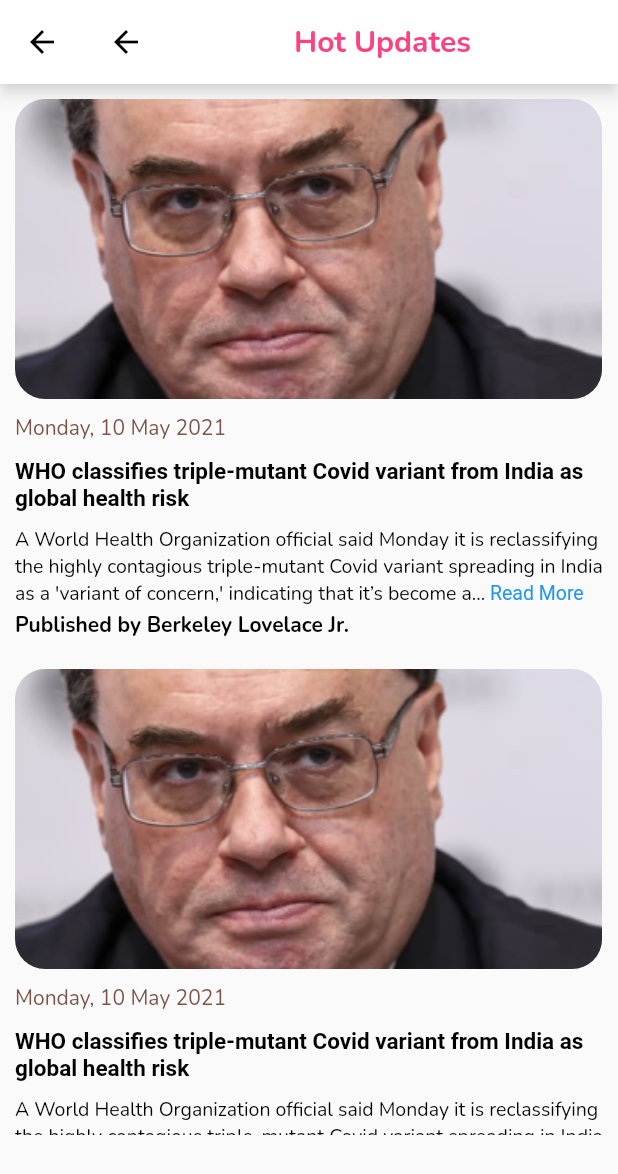
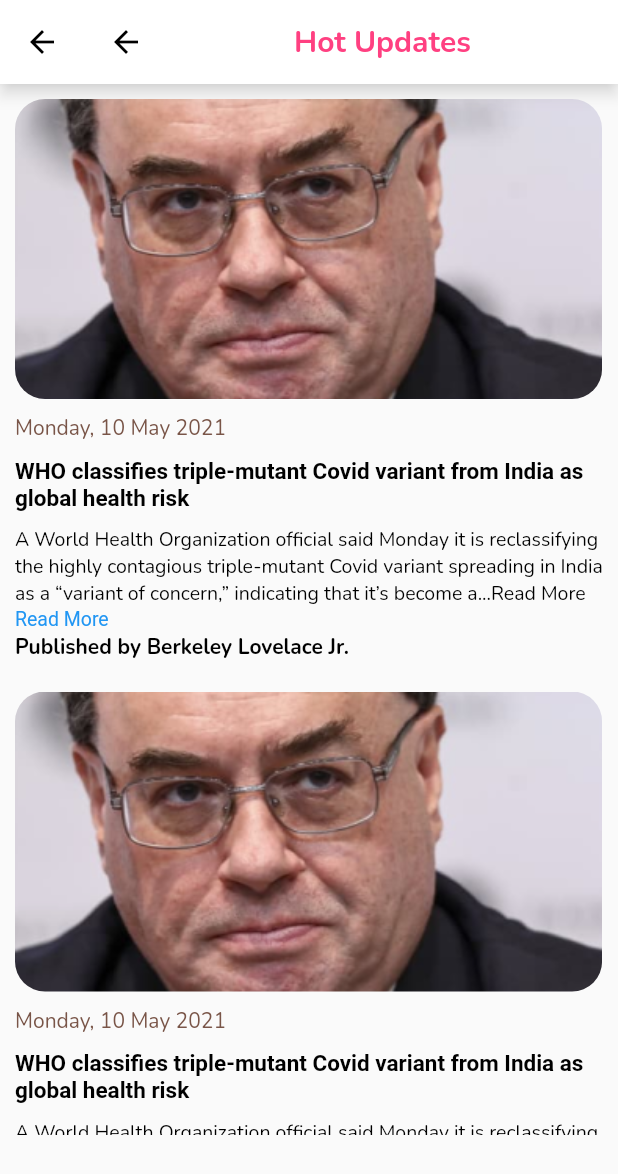
Before and after one commit to alaridisarah/News_app, a Flutter app: the notificationscreen screen opened directly, on a phone screen of 412 x 824 dp. Shown: the top 1174 px of the screen. Run offline on Flutter 3.47's test engine with Material 2 defaults, Android fonts, the phone set to English and light mode, and no system bars; Roboto replaces fonts that are missing (Tinos).

Commit message:
all screen done!

```diff
--- a/news_app/lib/screens/home_screen.dart
+++ b/news_app/lib/screens/home_screen.dart
@@ -172,11 +172,11 @@ class homescreen extends StatelessWidget {
             Expanded(
                 child: ListView.builder(
               scrollDirection: Axis.vertical,
-              itemCount: 6, // number of articles
+              itemCount: 3, // number of articles
               itemBuilder: (context, index) {
                 return new_summary(
                   "Article Title ${index + 1}",
-                  "assets/news_image.png",
+                  "assets/dummy_image/${index + 1}.png",
                   "Article summary...",
                   _screenSize,
                 );
--- a/news_app/lib/screens/notifications_screen.dart
+++ b/news_app/lib/screens/notifications_screen.dart
@@ -23,7 +23,7 @@ class notificationscreen extends StatelessWidget {
                     MaterialPageRoute(builder: (context) => homescreen()),
                   );
                 },
-                child: Icon(Icons.arrow_back_outlined)),
+                child: Icon(Icons.arrow_back)),
             SizedBox(
               width: 100,
             ),
@@ -137,10 +137,7 @@ class notificationscreen extends StatelessWidget {
                 fontWeight: FontWeight.normal,
               ),
               children: [
-                TextSpan(
-                  text:
-                      "A World Health Organization official said Monday it is reclassifying the highly contagious triple-mutant Covid variant spreading in India as a 'variant of concern,' indicating that it’s become a...",
-                ),
+                TextSpan(text: first_paragraph),
                 TextSpan(
                   text: ' Read More',
                   style: TextStyle(
--- a/news_app/pubspec.yaml
+++ b/news_app/pubspec.yaml
@@ -64,6 +64,7 @@ flutter:
   assets:
     - assets/
     - assets/NavBar/
+    - assets/dummy_image/
 
   #   - images/a_dot_ham.jpeg
 
```
Also changed, not shown: news_app/assets/dummy_image/1.png (added), news_app/assets/dummy_image/2.png (added), news_app/assets/dummy_image/3.png (added).
